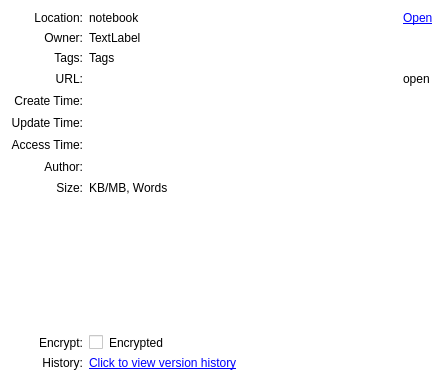
First picture: the form in src/ui/WizNoteInfoForm.ui, repository WizTeam/WizQTClient, before the edit.
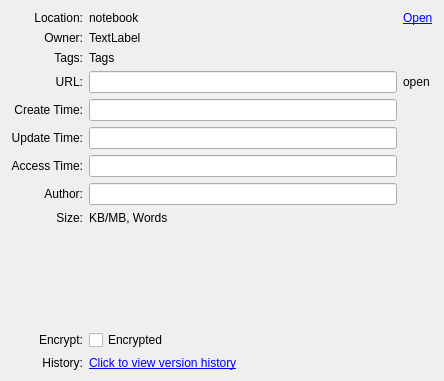
Second picture: the form after the edit.

Diff of the .ui file:
```diff
--- a/src/ui/WizNoteInfoForm.ui
+++ b/src/ui/WizNoteInfoForm.ui
@@ -14,7 +14,7 @@
    <string>Note Info</string>
   </property>
   <property name="styleSheet">
-   <string notr="true">background-color: rgb(255, 255, 255); border-radius:4px;</string>
+   <string notr="true"/>
   </property>
   <layout class="QVBoxLayout" name="verticalLayout">
    <item>
```
